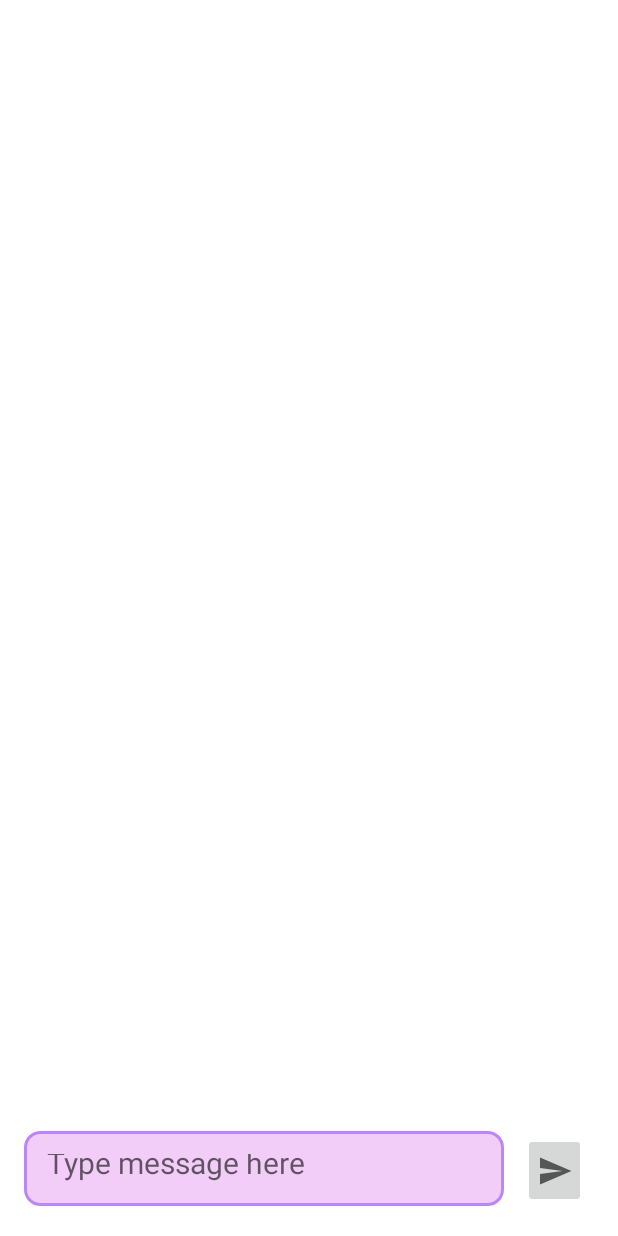
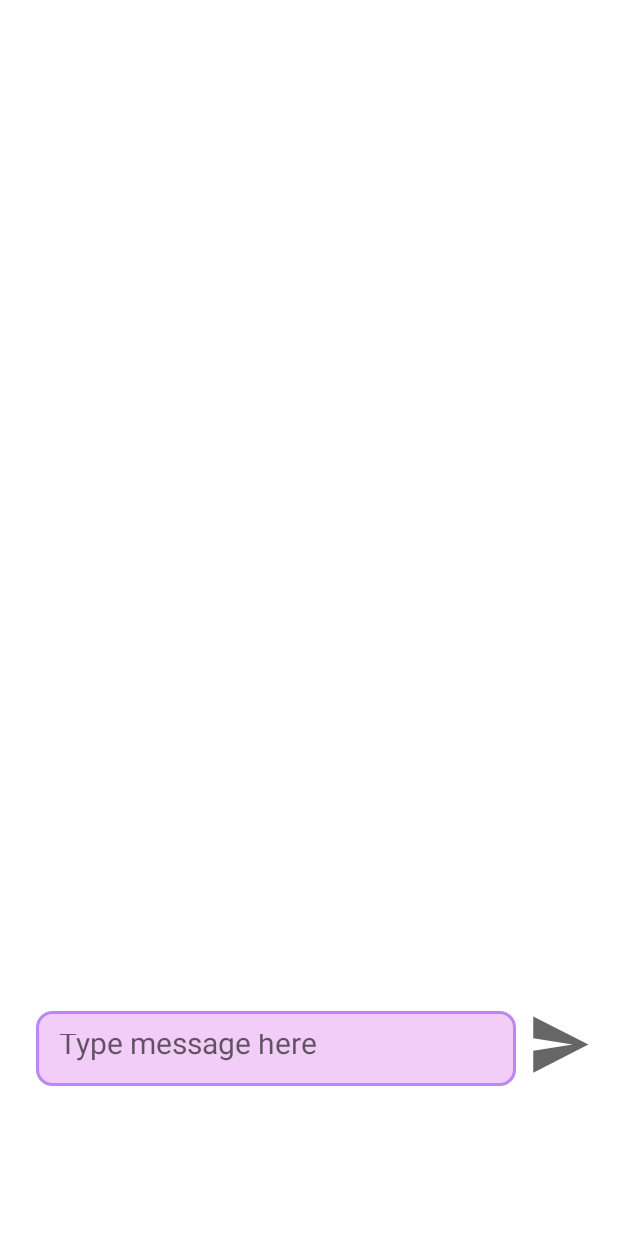
Before and after one commit to Shrouk92/ChattingApp, an Android app: the layout activity_chatting.xml on its own in the app's theme, with its tools: preview values and no code run, on a phone screen of 412 x 824 dp. Run offline under Robolectric (Android 15) with nearby library versions, the phone set to English and light mode, and no system bars.

Commit message:
edit chatting page

```diff
--- a/MyChattingApp/app/build.gradle
+++ b/MyChattingApp/app/build.gradle
@@ -64,7 +64,8 @@ dependencies {
 
     implementation 'androidx.multidex:multidex:2.0.1'
 
-    implementation 'androidx.lifecycle:lifecycle-extensions:2.1.0-alpha01'
+    implementation 'androidx.lifecycle:lifecycle-extensions:2.2.0'
+
 
 
 }
--- a/MyChattingApp/app/src/main/java/com/example/mychattingapp/adapters/MyRecyclerAdapter.kt
+++ b/MyChattingApp/app/src/main/java/com/example/mychattingapp/adapters/MyRecyclerAdapter.kt
@@ -29,14 +29,16 @@ class MyRecyclerAdapter(val data: ArrayList<ChattingUsers>):RecyclerView.Adapter
 
     override fun onBindViewHolder(holder: MyViewHolder, position: Int) {
         val currentUser=data[position]
-      holder.bindingItem.textuser.text= currentUser.name
+//        holder.bindingItem.binding=currentUser
+//        holder.bindingItem.executePendingBindings()
+      holder.bindingItem.textUser.text= currentUser.name
 
         holder.itemView.setOnClickListener(View.OnClickListener {
             // open the chatting page when choice a person from list
             // send the data of the choisen person to chat with from the recycler view
             val intent=Intent(holder.itemView.context,ChattingActivity::class.java)
             intent.putExtra("RecipientName",currentUser.name)
-            intent.putExtra("RecipientUid",currentUser.UId)
+            intent.putExtra("RecipientUid",currentUser.uid)
             holder.itemView.context.startActivity(intent)
         })
 
--- a/MyChattingApp/app/src/main/java/com/example/mychattingapp/model/ChattingUsers.kt
+++ b/MyChattingApp/app/src/main/java/com/example/mychattingapp/model/ChattingUsers.kt
@@ -1,5 +1,5 @@
 package com.example.mychattingapp.model
 
-data class ChattingUsers(val name:String ="",val email:String="",val UId:String =""){
+data class ChattingUsers(val name:String ="",val email:String="",val uid:String =""){
 
 }
--- a/MyChattingApp/app/src/main/java/com/example/mychattingapp/model/Message.kt
+++ b/MyChattingApp/app/src/main/java/com/example/mychattingapp/model/Message.kt
@@ -1,3 +1,3 @@
 package com.example.mychattingapp.model
 
-data class Message(val message:String="",val senderId:String =""){}
+data class Message(val message:String="",val senderId:String ="",val RecipientUid:String=""){}
--- a/MyChattingApp/app/src/main/java/com/example/mychattingapp/ui/MainActivity.kt
+++ b/MyChattingApp/app/src/main/java/com/example/mychattingapp/ui/MainActivity.kt
@@ -27,12 +27,15 @@ class MainActivity : AppCompatActivity() {
         usersViewModel=ViewModelProvider(this).get(UsersViewModel::class.java)
         binding.recyclerbinding=usersViewModel
 
+
+        // do this one for recycler view of messages // in order not to repeate data
         usersViewModel.userslist.observe(this, Observer {
         myRecyclerAdapter=MyRecyclerAdapter(it)
             myRecyclerAdapter.notifyDataSetChanged()
             binding.usersRecyclerview.adapter=myRecyclerAdapter
 
         })
+
 
 
     }
--- a/MyChattingApp/app/src/main/res/layout/activity_chatting.xml
+++ b/MyChattingApp/app/src/main/res/layout/activity_chatting.xml
@@ -13,16 +13,15 @@
 
         <androidx.constraintlayout.widget.ConstraintLayout
             android:layout_width="match_parent"
-        android:layout_height="match_parent"
+            android:layout_height="wrap_content"
             tools:context=".ui.ChattingActivity">
 
             <androidx.recyclerview.widget.RecyclerView
                 android:id="@+id/chatrecyclerview"
                 android:layout_width="match_parent"
-            android:layout_height="wrap_content"
-
-
+                android:layout_height="600dp"
                 android:layout_marginTop="4dp"
+                app:layout_constraintBottom_toTopOf="@+id/msgtxt"
                 app:layout_constraintEnd_toEndOf="parent"
                 app:layout_constraintHorizontal_bias="0.0"
                 app:layout_constraintStart_toStartOf="parent"
@@ -33,7 +32,7 @@
                 android:layout_width="320dp"
                 android:layout_height="50dp"
                 android:layout_marginStart="16dp"
-            android:layout_marginTop="76dp"
+                android:layout_marginTop="55dp"
                 android:layout_marginBottom="10dp"
                 android:background="@drawable/box"
                 android:hint="Type message here"
@@ -42,8 +41,9 @@
                 android:textSize="20sp"
                 app:layout_constraintBottom_toBottomOf="parent"
                 app:layout_constraintStart_toStartOf="parent"
+                app:layout_constraintEnd_toStartOf="@+id/btnsendmsg"
                 app:layout_constraintTop_toBottomOf="@+id/chatrecyclerview"
-            app:layout_constraintVertical_bias="0.985">
+                app:layout_constraintVertical_bias="0.0">
 
             </EditText>
 
@@ -51,19 +51,22 @@
                 android:id="@+id/btnsendmsg"
                 android:layout_width="42dp"
                 android:layout_height="50dp"
-            android:layout_marginTop="76dp"
+                android:layout_marginTop="60dp"
                 android:layout_marginEnd="10dp"
-            android:layout_marginBottom="10dp"
-            android:src="@drawable/ic_baseline_send_24"
+                android:layout_marginBottom="20dp"
+                android:background="@drawable/ic_baseline_send_24"
+                android:onClick="@{chattingbinding::Send_Message}"
                 app:layout_constraintBottom_toBottomOf="parent"
                 app:layout_constraintEnd_toEndOf="parent"
-            app:layout_constraintHorizontal_bias="0.515"
+                app:layout_constraintHorizontal_bias="0.739"
                 app:layout_constraintStart_toEndOf="@+id/msgtxt"
-            android:onClick="@{chattingbinding::Send_Message}"
                 app:layout_constraintTop_toBottomOf="@+id/chatrecyclerview"
-            app:layout_constraintVertical_bias="0.987">
+                app:layout_constraintVertical_bias="0.428">
 
             </ImageButton>
 
         </androidx.constraintlayout.widget.ConstraintLayout>
+
+
+
 </layout>
--- a/MyChattingApp/app/src/main/res/layout/recieved_message.xml
+++ b/MyChattingApp/app/src/main/res/layout/recieved_message.xml
@@ -7,7 +7,7 @@
 
     <RelativeLayout
         android:layout_width="match_parent"
-        android:layout_height="match_parent">
+        android:layout_height="wrap_content">
 
         <LinearLayout
             android:layout_width="wrap_content"
--- a/MyChattingApp/app/src/main/res/layout/sendmessage_layout.xml
+++ b/MyChattingApp/app/src/main/res/layout/sendmessage_layout.xml
@@ -7,7 +7,8 @@
 
     <RelativeLayout
         android:layout_width="match_parent"
-        android:layout_height="match_parent">
+        android:layout_height="wrap_content"
+        >
 
         <RelativeLayout
             android:layout_width="wrap_content"
--- a/MyChattingApp/app/src/main/res/layout/user_item.xml
+++ b/MyChattingApp/app/src/main/res/layout/user_item.xml
@@ -14,13 +14,13 @@
         android:layout_height="wrap_content">
 
         <TextView
-            android:id="@+id/textuser"
+            android:id="@+id/text_user"
             android:layout_width="match_parent"
             android:layout_height="wrap_content"
             android:layout_margin="5dp"
-            android:text="Shrouk"
             android:textSize="30sp"
-            android:background="@color/browser_actions_bg_grey"
+            android:textColor="@color/white"
+            android:background="@color/black"
             android:padding="15dp">
 
         </TextView>
```
Also changed, not shown: MyChattingApp/app/src/main/AndroidManifest.xml (+6 -3 lines), MyChattingApp/app/src/main/java/com/example/mychattingapp/ui/ChattingActivity.kt (+15 -23 lines), MyChattingApp/app/src/main/java/com/example/mychattingapp/viewmodels/ChattingPageViewModel.kt (+25 -18 lines), MyChattingApp/app/src/main/java/com/example/mychattingapp/viewmodels/UsersViewModel.kt (+12 -22 lines). Lines whose indentation alone changed are shown as unchanged.
